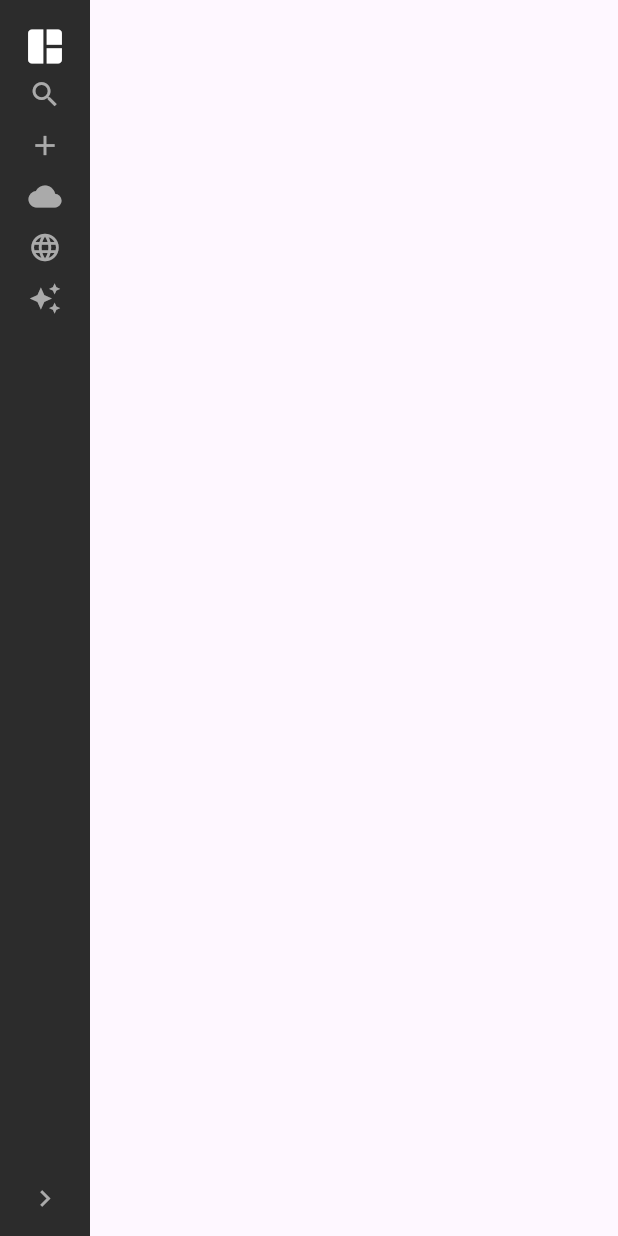
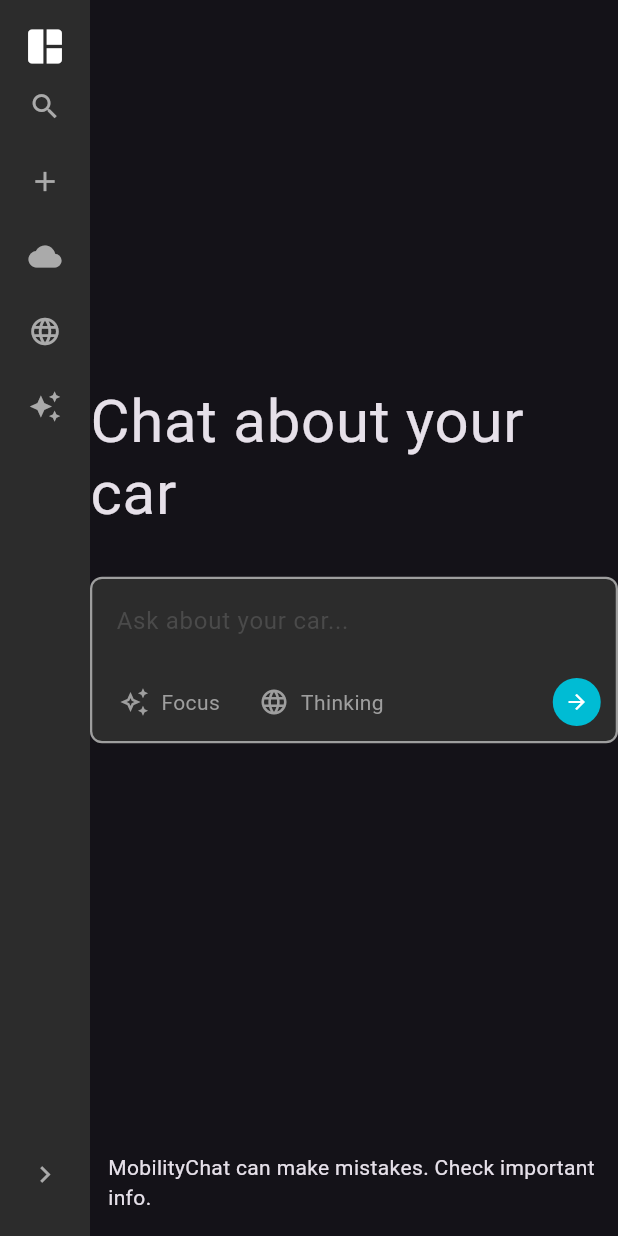
Before and after one commit to Wave780/Auto-Mobile-Chatbot, a Flutter app: the screen it shows after launch, on a phone screen of 412 x 824 dp. Run offline on Flutter 3.47's test engine with Material 3 defaults, Android fonts, the phone set to English and light mode, and no system bars; our stand-ins replace flutter_riverpod, shared_preferences.

Commit message:
added chat section

```diff
--- a/lib/screen/home_screen.dart
+++ b/lib/screen/home_screen.dart
@@ -1,3 +1,4 @@
+import 'package:auto_mobile_chatbot/utils/widegt%20/chat_section.dart';
 import 'package:auto_mobile_chatbot/utils/widegt%20/nav_bar.dart';
 import 'package:flutter/material.dart';
 
@@ -11,17 +12,36 @@ class HomeScreen extends StatefulWidget {
 class _HomeScreenState extends State<HomeScreen> {
   @override
   Widget build(BuildContext context) {
-    return const Scaffold(
+    return Scaffold(
       body: Row(
         children: [
           //Nav bar
-          NavBar(),
-          Column(
-            children: [
-              //Search section
-
-              //Footer
-            ],
+          const NavBar(),
+          Expanded(
+            child: Column(
+              children: [
+                //Chat section
+                const Expanded(
+                  child: ChatSection(),
+                ),
+                //Footer
+                Container(
+                  padding: const EdgeInsets.symmetric(vertical: 16),
+                  child: const Wrap(
+                    alignment: WrapAlignment.center,
+                    children: [
+                      Padding(
+                        padding: EdgeInsets.symmetric(horizontal: 12),
+                        child: Text(
+                          'MobilityChat can make mistakes. Check important info.',
+                          style: TextStyle(fontSize: 14),
+                        ),
+                      )
+                    ],
+                  ),
+                ),
+              ],
+            ),
           )
         ],
       ),
--- a/lib/theme/app_theme.dart
+++ b/lib/theme/app_theme.dart
@@ -61,7 +61,7 @@ class AppThemes {
 
     return ThemeData(
         useMaterial3: true,
-        brightness: isDarkMode ? Brightness.dark : Brightness.light,
+        brightness: isDarkMode ? Brightness.light : Brightness.dark,
         primarySwatch: primarySwatch,
         textTheme: TextTheme(
           bodyLarge: TextStyle(fontSize: fontSize, fontFamily: fontFamily),
--- /dev/null
+++ b/lib/utils/widegt /chat_bar_button.dart
@@ -0,0 +1,34 @@
+import 'package:flutter/material.dart';
+
+class ChatBarButton extends StatelessWidget {
+  final IconData icon;
+  final String label;
+  const ChatBarButton({super.key, required this.icon, required this.label});
+
+  @override
+  Widget build(BuildContext context) {
+    return Container(
+      padding: const EdgeInsets.symmetric(horizontal: 8, vertical: 4),
+      decoration: BoxDecoration(
+        color: Colors.transparent,
+        borderRadius: BorderRadius.circular(6),
+      ),
+      child: Row(
+        children: [
+          Icon(
+            icon,
+            size: 20,
+            color: Colors.grey,
+          ),
+          SizedBox(
+            width: 8,
+          ),
+          Text(
+            label,
+            style: const TextStyle(color: Colors.grey),
+          ),
+        ],
+      ),
+    );
+  }
+}
--- /dev/null
+++ b/lib/utils/widegt /chat_section.dart
@@ -0,0 +1,89 @@
+import 'package:auto_mobile_chatbot/theme/theme.dart';
+import 'package:auto_mobile_chatbot/utils/widegt%20/chat_bar_button.dart';
+import 'package:flutter/material.dart';
+
+class ChatSection extends StatelessWidget {
+  const ChatSection({super.key});
+
+  @override
+  Widget build(BuildContext context) {
+    return Column(
+      mainAxisAlignment: MainAxisAlignment.center,
+      children: [
+        const Text(
+          'Chat about your car',
+          style: TextStyle(
+            fontSize: 40,
+            height: 1.2,
+            fontWeight: FontWeight.w400,
+            letterSpacing: 0.5,
+          ),
+        ),
+        const SizedBox(
+          height: 32,
+        ),
+        Container(
+          width: 700,
+          decoration: BoxDecoration(
+            color: AppColors.primaryLight,
+            borderRadius: BorderRadius.circular(8),
+            border: Border.all(
+              color: Colors.grey,
+              width: 1.5,
+            ),
+          ),
+          child: Column(
+            children: [
+              const Padding(
+                padding: EdgeInsets.all(16.0),
+                child: TextField(
+                  decoration: InputDecoration(
+                    hintText: 'Ask about your car...',
+                    hintStyle: TextStyle(
+                      fontSize: 16,
+                      color: AppColors.primaryVariantLight,
+                    ),
+                    border: InputBorder.none,
+                    isDense: true,
+                    contentPadding: EdgeInsets.zero,
+                  ),
+                ),
+              ),
+              Padding(
+                padding: const EdgeInsets.all(10.0),
+                child: Row(
+                  children: [
+                    const ChatBarButton(
+                      icon: Icons.auto_awesome_outlined,
+                      label: 'Focus',
+                    ),
+                    const SizedBox(
+                      width: 10,
+                    ),
+                    const ChatBarButton(
+                      icon: Icons.language,
+                      label: 'Thinking',
+                    ),
+                    const Spacer(),
+                    Container(
+                      padding: const EdgeInsets.all(8),
+                      decoration: BoxDecoration(
+                        color: Colors.cyan,
+                        borderRadius: BorderRadius.circular(50),
+                      ),
+                      child: const Icon(
+                        Icons.arrow_forward,
+                        color: AppColors.onPrimaryLight,
+                        size: 16,
+                      ),
+                    )
+                  ],
+                ),
+              ),
+            ],
+          ),
+        )
+      ],
+    );
+  }
+}
--- a/lib/utils/widegt /nav_bar.dart
+++ b/lib/utils/widegt /nav_bar.dart
@@ -16,7 +16,7 @@ class _NavBarState extends State<NavBar> {
   Widget build(BuildContext context) {
     return AnimatedContainer(
       duration: const Duration(milliseconds: 150),
-      width: isCollasped ? 60 : 124,
+      width: isCollasped ? 60 : 150,
       color: AppColors.secondaryLight,
       child: Column(
         children: [
@@ -60,6 +60,9 @@ class _NavBarState extends State<NavBar> {
                   icon: Icons.auto_awesome,
                 ),
                 const Spacer(),
+              ],
+            ),
+          ),
           GestureDetector(
             onTap: () {
               setState(() {
@@ -76,10 +79,10 @@ class _NavBarState extends State<NavBar> {
                 size: 22,
               ),
             ),
+          ),
+          const SizedBox(
+            height: 16,
           )
-              ],
-            ),
-          ),
         ],
       ),
     );
--- a/lib/utils/widegt /nav_bar_button.dart
+++ b/lib/utils/widegt /nav_bar_button.dart
@@ -19,7 +19,7 @@ class NavBarButton extends StatelessWidget {
           isCollasped ? MainAxisAlignment.center : MainAxisAlignment.start,
       children: [
         Container(
-          margin: const EdgeInsets.symmetric(vertical: 6, horizontal: 12),
+          margin: const EdgeInsets.symmetric(vertical: 14, horizontal: 10),
           child: Icon(
             icon,
             color: AppColors.secondaryVariantDark,
```
Lines whose indentation alone changed are shown as unchanged.
